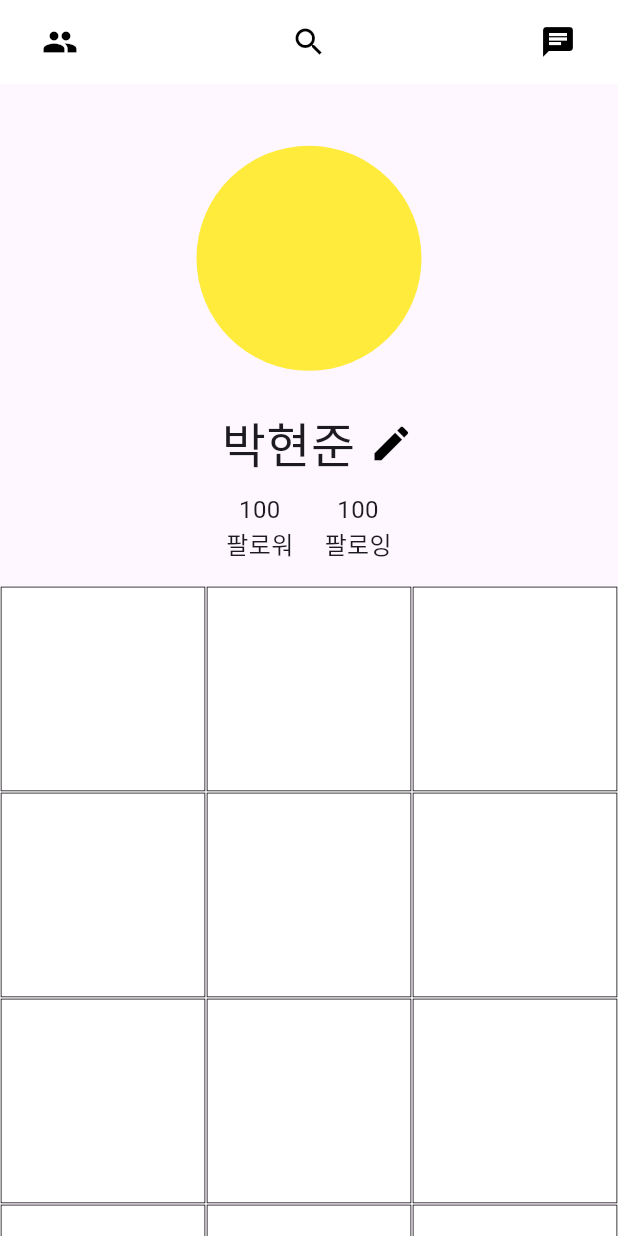
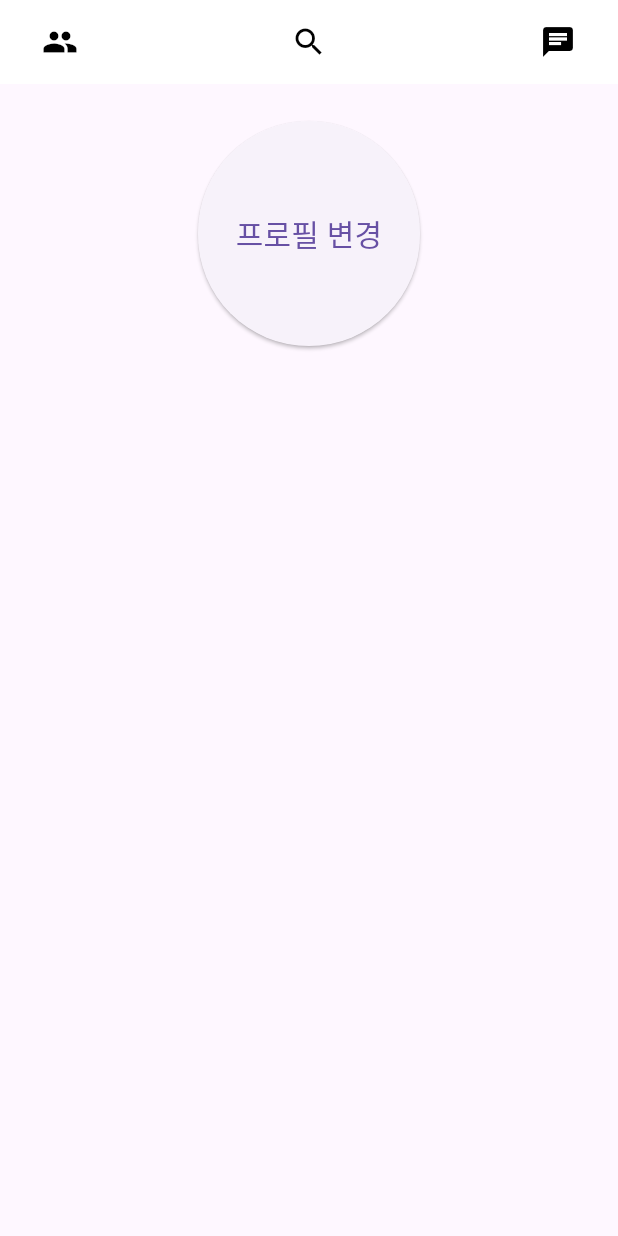
Before and after one commit to hyeonjoonpark/messenger-app, a Flutter app: the HomeScreen screen opened by its route, after a tap on the "edit" icon, on a phone screen of 412 x 824 dp. Run offline on Flutter 3.47's test engine with Material 3 defaults, Android fonts, the phone set to English and light mode, and no system bars; our stand-ins replace flutter_screenutil, get, image_picker.

Commit message:
FEAT: info change

```diff
--- a/lib/ui/components/profile/profile.dart
+++ b/lib/ui/components/profile/profile.dart
@@ -20,7 +20,7 @@ Widget profile(BuildContext context) {
                 color: Colors.transparent,
               ),
             ),
-          )
+          ),
         ],
       ),
     ),
--- a/lib/ui/screen/onboard_screen.dart
+++ b/lib/ui/screen/onboard_screen.dart
@@ -14,7 +14,7 @@ class _OnboardScreenState extends State<OnboardScreen> {
   @override
   Widget build(BuildContext context) {
     return ScreenUtilInit(
-      builder: (BuildContext context, child) => Scaffold(
+      builder: (context, child) => Scaffold(
         body: Center(
           child: Column(
             children: <Widget>[
--- a/lib/ui/screen/user/Home/home_screen.dart
+++ b/lib/ui/screen/user/Home/home_screen.dart
@@ -1,5 +1,6 @@
 import 'package:flutter/material.dart';
 import 'package:flutter_screenutil/flutter_screenutil.dart';
+import 'package:get/get.dart';
 import 'package:messenger/ui/components/navbar/nav_bar.dart';
 import 'package:messenger/ui/components/profile/profile.dart';
 import 'package:messenger/utils/theme/colors/system_colors.dart';
@@ -15,7 +16,7 @@ class _MyHomePageState extends State<HomeScreen> {
   @override
   Widget build(BuildContext context) {
     return ScreenUtilInit(
-      builder: (BuildContext context, Widget? child) => Scaffold(
+      builder: (context, Widget? child) => Scaffold(
         appBar: navBar(),
         body: SingleChildScrollView(
           child: Center(
@@ -43,7 +44,9 @@ class _MyHomePageState extends State<HomeScreen> {
                         color: SystemColors.black,
                         size: 30,
                       ),
-                      onPressed: () {},
+                      onPressed: () {
+                        Get.toNamed("/user/info-change");
+                      },
                     ),
                   ],
                 ),
--- /dev/null
+++ b/lib/ui/screen/user/Home/info/info_change_screen.dart
@@ -0,0 +1,63 @@
+import 'package:flutter/material.dart';
+import 'package:flutter_screenutil/flutter_screenutil.dart';
+import 'package:image_picker/image_picker.dart';
+import 'package:messenger/ui/components/navbar/nav_bar.dart';
+
+class InfoChangeScreen extends StatefulWidget {
+  @override
+  _InfoChangeScreenState createState() => _InfoChangeScreenState();
+}
+
+class _InfoChangeScreenState extends State<InfoChangeScreen> {
+  XFile? image; //이미지를 담을 변수 선언
+  final ImagePicker picker = ImagePicker(); //ImagePicker 초기화
+
+  //이미지를 가져오는 함수
+  Future getImage(ImageSource imageSource) async {
+    //pickedFile에 ImagePicker로 가져온 이미지가 담긴다.
+    final XFile? pickedFile = await picker.pickImage(source: imageSource);
+    if (pickedFile != null) {
+      setState(() {
+        image = XFile(pickedFile.path); //가져온 이미지를 _image에 저장
+      });
+    }
+  }
+
+  @override
+  Widget build(BuildContext context) {
+    return ScreenUtilInit(
+      builder: (context, Widget? child) => Scaffold(
+        appBar: navBar(),
+        body: Center(
+          child: Column(
+            children: [
+              SizedBox(
+                height: 0.03.sh,
+              ),
+              ElevatedButton(
+                onPressed: () {
+                  getImage(ImageSource.gallery);
+                },
+                child: Container(
+                  alignment: Alignment.center,
+                  width: 100,
+                  height: 150,
+                  decoration: BoxDecoration(
+                    borderRadius: BorderRadius.circular(50),
+                  ),
+                  child: const Text(
+                    "프로필 변경",
+                    textAlign: TextAlign.center,
+                    style: TextStyle(
+                      fontSize: 20,
+                    ),
+                  ),
+                ),
+              )
+            ],
+          ),
+        ),
+      ),
+    );
+  }
+}
--- a/lib/utils/route/route.dart
+++ b/lib/utils/route/route.dart
@@ -2,6 +2,7 @@ import 'package:get/get.dart';
 import 'package:messenger/ui/screen/onboard_screen.dart';
 import 'package:messenger/ui/screen/user/chat/chat_screen.dart';
 import 'package:messenger/ui/screen/user/home/home_screen.dart';
+import 'package:messenger/ui/screen/user/home/info/info_change_screen.dart';
 import 'package:messenger/ui/screen/user/search/search_screen.dart';
 
 List<GetPage> appRoute = [
@@ -21,4 +22,8 @@ List<GetPage> appRoute = [
     name: "/user/chat",
     page: () => ChatScreen(),
   ),
+  GetPage(
+    name: "/user/info-change",
+    page: () => InfoChangeScreen(),
+  )
 ];
--- a/pubspec.yaml
+++ b/pubspec.yaml
@@ -33,6 +33,7 @@ dependencies:
   flutter_screenutil: ^5.9.0
   get: ^4.6.6
   hangul: ^0.6.0
+  image_picker: ^1.0.0
 
   # The following adds the Cupertino Icons font to your application.
   # Use with the CupertinoIcons class for iOS style icons.
```
Also changed, not shown: lib/ui/screen/user/search/search_screen.dart (+2 -48 lines), pubspec.lock, 11 other files.
